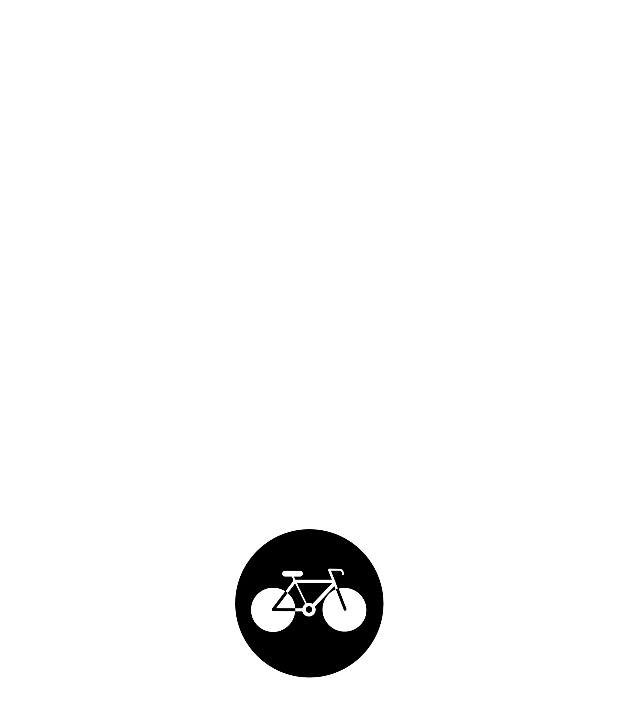
After one commit to freefalltech/BikeShare, an Android app: the SplashActivity screen opened directly, with no data from a screen before it, on a phone screen of 412 x 824 dp. The commit adds this screen. Shown: the top 717 px of the screen. Run offline under Robolectric (Android 15) with nearby library versions, the phone set to English and light mode, and no system bars.

Commit message:
Finish splash screen

```diff
--- a/app/src/main/AndroidManifest.xml
+++ b/app/src/main/AndroidManifest.xml
@@ -8,6 +8,7 @@
          location permissions for the 'MyLocation' functionality.
     -->
     <uses-permission android:name="android.permission.ACCESS_FINE_LOCATION" />
+
     <application
         android:allowBackup="true"
         android:icon="@mipmap/ic_launcher"
@@ -15,8 +16,7 @@
         android:roundIcon="@mipmap/ic_launcher_round"
         android:supportsRtl="true"
         android:theme="@style/AppTheme">
-        <activity android:name=".LoginActivity">
-        </activity>
+        <activity android:name=".LoginActivity"></activity>
         <!--
              The API key for Google Maps-based APIs is defined as a string resource.
              (See the file "res/values/google_maps_api.xml").
@@ -32,11 +32,18 @@
         <activity
             android:name=".SearchBikeActivity"
             android:label="@string/title_activity_search_bike">
+
+        </activity>
+        <activity
+            android:name=".SplashActivity"
+            android:label="@string/app_name"
+            >
             <intent-filter>
                 <action android:name="android.intent.action.MAIN" />
 
                 <category android:name="android.intent.category.LAUNCHER" />
-            </intent-filter></activity>
+            </intent-filter>
+        </activity>
     </application>
 
 </manifest>
--- /dev/null
+++ b/app/src/main/java/io/github/freefalltech/bikeshare/SplashActivity.java
@@ -0,0 +1,31 @@
+package io.github.freefalltech.bikeshare;
+
+import android.content.Intent;
+import android.os.Handler;
+import android.support.v7.app.AppCompatActivity;
+import android.os.Bundle;
+
+public class SplashActivity extends AppCompatActivity {
+    public int interval = 3000;
+
+
+    @Override
+    protected void onCreate(Bundle savedInstanceState) {
+        super.onCreate(savedInstanceState);
+        setContentView(R.layout.activity_splash);
+         Handler handler = new Handler();
+         Runnable runnable = new Runnable() {
+            @Override
+            public void run() {
+                openLoginScreen();
+            }
+        };
+        handler.postDelayed(runnable, interval);
+
+    }
+
+    private void openLoginScreen() {
+        Intent loginIntent = new Intent(SplashActivity.this, LoginActivity.class);
+        startActivity(loginIntent);
+    }
+}
--- /dev/null
+++ b/app/src/main/res/layout/activity_splash.xml
@@ -0,0 +1,22 @@
+<?xml version="1.0" encoding="utf-8"?>
+<RelativeLayout
+
+    xmlns:android="http://schemas.android.com/apk/res/android"
+    xmlns:app="http://schemas.android.com/apk/res-auto"
+    xmlns:tools="http://schemas.android.com/tools"
+    android:layout_width="match_parent"
+    android:layout_height="match_parent"
+    tools:context="io.github.freefalltech.bikeshare.SplashActivity"
+    android:orientation="vertical"
+    android:background="#ffffff">
+
+    <ImageView
+        android:id="@+id/imageView"
+        android:layout_width="140sp"
+        android:layout_height="140sp"
+        android:layout_gravity="center"
+        android:src="@drawable/bike_logo"
+        android:layout_centerVertical="true"
+        android:layout_centerHorizontal="true" />
+
+</RelativeLayout>
--- a/app/src/main/res/values/colors.xml
+++ b/app/src/main/res/values/colors.xml
@@ -3,4 +3,5 @@
     <color name="colorPrimary">#3F51B5</color>
     <color name="colorPrimaryDark">#303F9F</color>
     <color name="colorAccent">#FF4081</color>
+    <color name="white">#ffffff</color>
 </resources>
--- a/app/src/main/res/values/styles.xml
+++ b/app/src/main/res/values/styles.xml
@@ -1,7 +1,7 @@
 <resources>
 
     <!-- Base application theme. -->
-    <style name="AppTheme" parent="Theme.AppCompat.Light.DarkActionBar">
+    <style name="AppTheme" parent="Theme.AppCompat.Light.NoActionBar">
         <!-- Customize your theme here. -->
         <item name="colorPrimary">@color/colorPrimary</item>
         <item name="colorPrimaryDark">@color/colorPrimaryDark</item>
```
Also changed, not shown: app/src/main/res/drawable/bike_logo.png (added).
